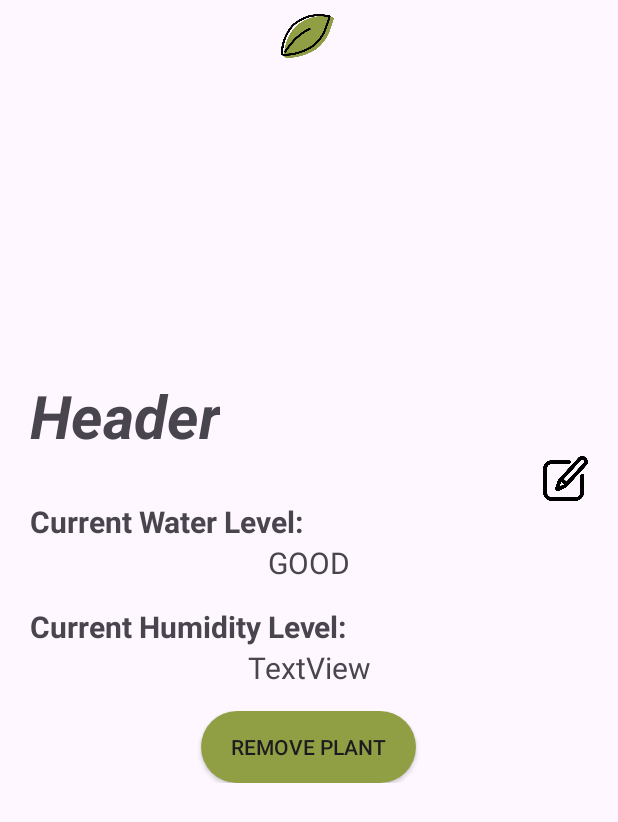
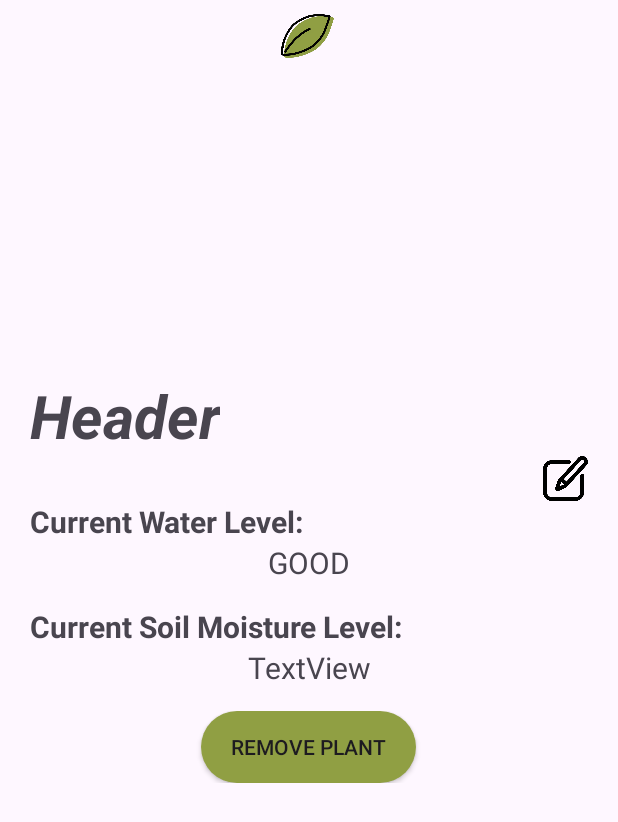
Before and after one commit to JustALoafOfBeans/Plant-Monitoring-App, an Android app: the plantDetailsActivity screen opened directly, with no data from a screen before it, on a phone screen of 412 x 824 dp. Shown: the top 822 px of the screen. Run offline under Robolectric (Android 15) with nearby library versions, the phone set to English and light mode, and no system bars; libraries missing offline, so code that uses them is left out: io.realm, io.realm.mongodb, org.bson; 5 statements that could not run were skipped.

Commit message:
change current humidity to current soil moisture for accuracy

```diff
--- a/app/src/main/res/layout/activity_plant_details.xml
+++ b/app/src/main/res/layout/activity_plant_details.xml
@@ -94,7 +94,7 @@
         <TextView
             android:layout_width="match_parent"
             android:layout_height="wrap_content"
-            android:text="Current Humidity Level:"
+            android:text="Current Soil Moisture Level:"
             android:textSize="20sp"
             android:textStyle="bold" />
 
```
